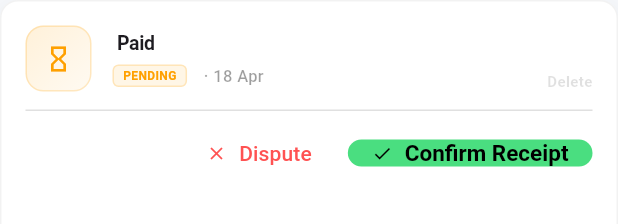
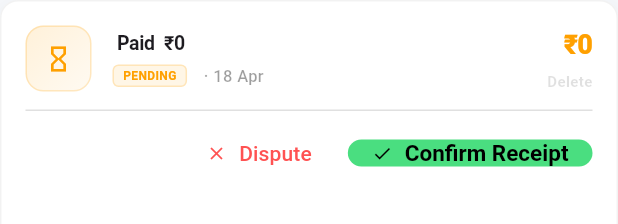
Before and after one commit to shikharagrawal17/settleup, a Flutter app: the _SettlementActivityCard widget shown alone on an empty page, opened directly with empty values, on a phone screen of 412 x 824 dp. Shown: the top 224 px of the screen. Run offline on Flutter 3.47's test engine with Material 3 defaults, Android fonts, the phone set to English and light mode, and no system bars; our stand-ins replace cloud_firestore, firebase_auth, firebase_core, firebase_messaging, flutter_contacts, google_sign_in and 2 more; accounts and stored records are empty; statements that could not run were skipped.

Commit message:
fix: visible settlement amounts and title enrichment in Expense tab

```diff
--- a/lib/screens/group_settlement_screen.dart
+++ b/lib/screens/group_settlement_screen.dart
@@ -2080,8 +2080,8 @@ class _SettlementActivityCard extends StatelessWidget {
                     crossAxisAlignment: CrossAxisAlignment.start,
                     children: [
                       Text(
-                        '${memberMap[settlement.fromMemberId]?.name ?? settlement.fromName} Paid ${memberMap[settlement.toMemberId]?.name ?? settlement.toName}',
-                        style: const TextStyle(fontWeight: FontWeight.w600, fontSize: 13, letterSpacing: -0.2),
+                        '${memberMap[settlement.fromMemberId]?.name ?? settlement.fromName} Paid ${memberMap[settlement.toMemberId]?.name ?? settlement.toName} ₹${formatAmount(settlement.amount)}',
+                        style: const TextStyle(fontWeight: FontWeight.w700, fontSize: 13, letterSpacing: -0.2),
                       ),
                       const SizedBox(height: 4),
                       Row(
@@ -2107,10 +2107,10 @@ class _SettlementActivityCard extends StatelessWidget {
                   children: [
                     Text(
                       '₹${formatAmount(settlement.amount)}',
-                      style: const TextStyle(
-                        color: Colors.white,
+                      style: TextStyle(
+                        color: statusColor,
                         fontSize: 18,
-                        fontWeight: FontWeight.w700,
+                        fontWeight: FontWeight.w800,
                         letterSpacing: -0.5,
                       ),
                     ),
```
Also changed, not shown: 1 other file.
